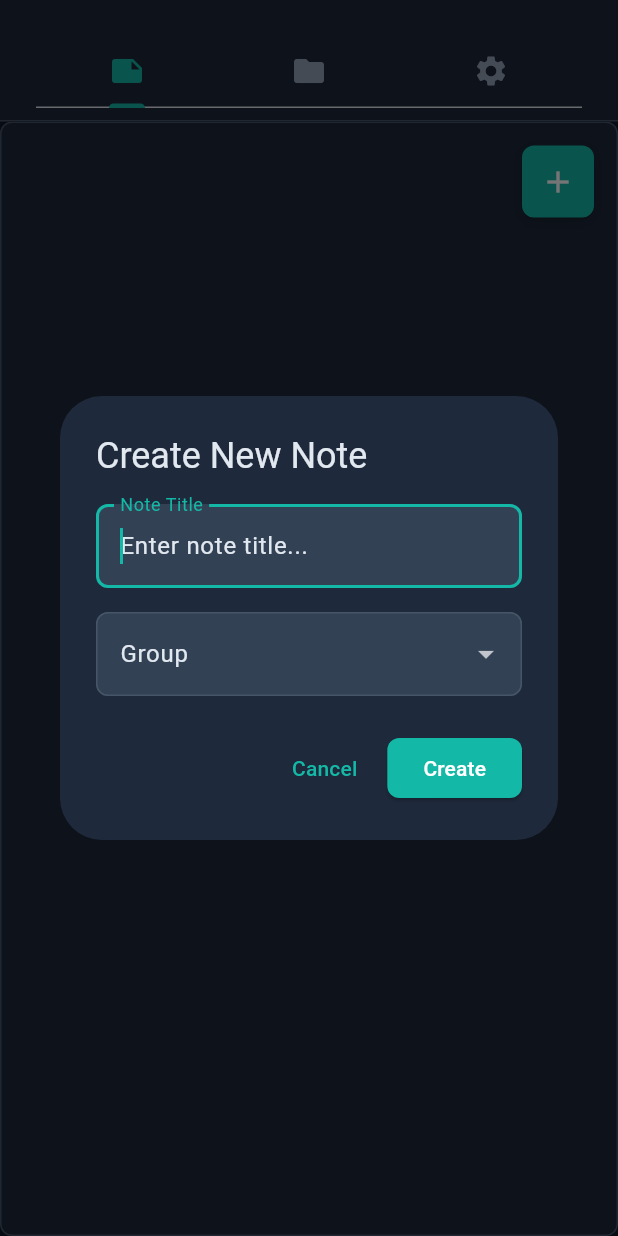
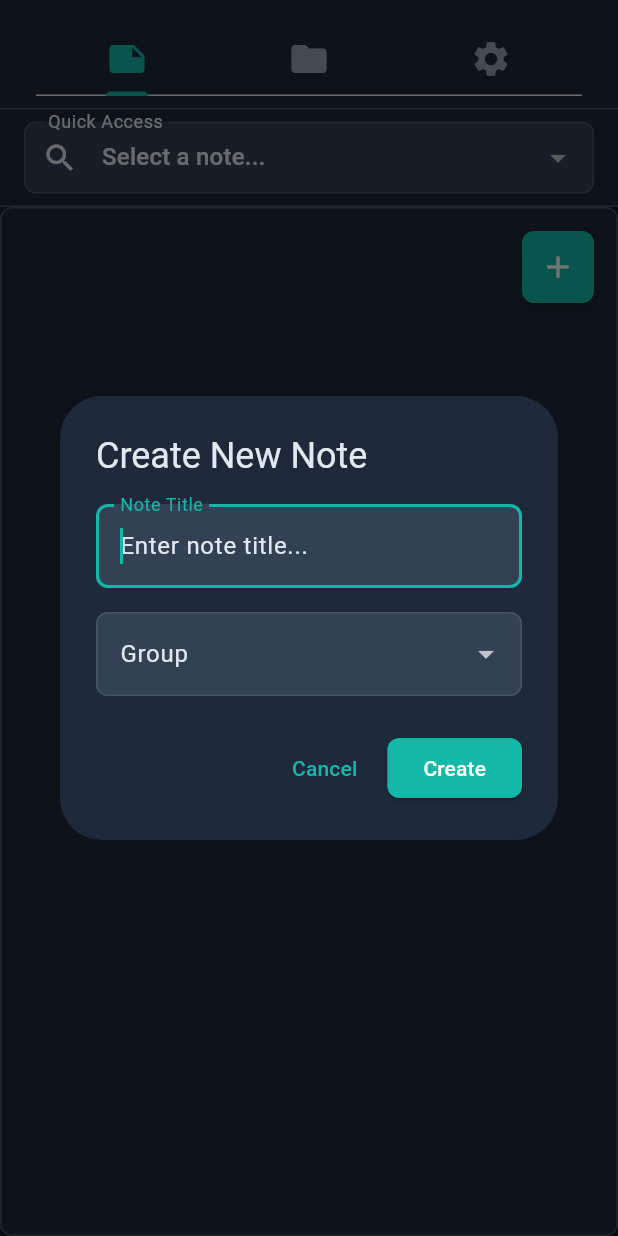
Before and after one commit to BenjaminViranin/northern-star, a Flutter app: the screen it shows after launch, after a tap on the "add" icon, on a phone screen of 412 x 824 dp. Run offline on Flutter 3.47's test engine with Material 3 defaults, Android fonts, the phone set to English and light mode, and no system bars; our stand-ins replace connectivity_plus, drift, equatable, file_picker, flutter_riverpod, rxdart and 2 more; missing offline and left inert: flutter_quill, sqlite3; accounts and stored records are empty; generated files the repository leaves out were written again.

Commit message:
Fix UI issues and add quick access dropdown
- Fix note creation delta error with valid Quill Delta format
- Make tab icons bigger (28px) and reduce header height further
- Fix groups page add button overlap with extra right padding
- Add notes quick access dropdown below header for easy note switching
- Remove window_manager dependency due to compatibility issues
- Improve overall user experience with better navigation

```diff
--- a/lib/main.dart
+++ b/lib/main.dart
@@ -1,7 +1,5 @@
 import 'package:flutter/material.dart';
 import 'package:flutter_riverpod/flutter_riverpod.dart';
-import 'dart:io';
-import 'package:window_manager/window_manager.dart';
 
 import 'core/theme/app_theme.dart';
 import 'core/config/supabase_config.dart';
@@ -9,25 +7,6 @@ import 'presentation/screens/home_screen.dart';
 
 void main() async {
   WidgetsFlutterBinding.ensureInitialized();
-
-  // Set window size for desktop platforms
-  if (Platform.isWindows || Platform.isLinux || Platform.isMacOS) {
-    await windowManager.ensureInitialized();
-
-    WindowOptions windowOptions = const WindowOptions(
-      size: Size(800, 800), // Square window
-      minimumSize: Size(600, 600),
-      center: true,
-      backgroundColor: Colors.transparent,
-      skipTaskbar: false,
-      titleBarStyle: TitleBarStyle.normal,
-    );
-
-    windowManager.waitUntilReadyToShow(windowOptions, () async {
-      await windowManager.show();
-      await windowManager.focus();
-    });
-  }
 
   // Initialize Supabase
   await SupabaseConfig.initialize();
--- a/lib/presentation/dialogs/create_note_dialog.dart
+++ b/lib/presentation/dialogs/create_note_dialog.dart
@@ -53,7 +53,8 @@ class _CreateNoteDialogState extends ConsumerState<CreateNoteDialog> {
                 decoration: const InputDecoration(
                   labelText: 'Group',
                 ),
-                items: groupList.map((group) => DropdownMenuItem<int>(
+                items: groupList
+                    .map((group) => DropdownMenuItem<int>(
                           value: group.id,
                           child: Row(
                             children: [
@@ -69,7 +70,8 @@ class _CreateNoteDialogState extends ConsumerState<CreateNoteDialog> {
                               Text(group.name),
                             ],
                           ),
-                )).toList(),
+                        ))
+                    .toList(),
                 onChanged: (value) {
                   setState(() {
                     _selectedGroupId = value;
@@ -130,7 +132,7 @@ class _CreateNoteDialogState extends ConsumerState<CreateNoteDialog> {
       final repository = ref.read(notesRepositoryProvider);
       final noteId = await repository.createNote(
         title: _titleController.text.trim(),
-        content: '[]', // Empty Quill Delta
+        content: '[{"insert":"\\n"}]', // Valid Quill Delta with newline
         groupId: _selectedGroupId!,
       );
 
--- a/lib/presentation/screens/home_screen.dart
+++ b/lib/presentation/screens/home_screen.dart
@@ -36,7 +36,7 @@ class _HomeScreenState extends ConsumerState<HomeScreen> with SingleTickerProvid
         children: [
           // Tab Bar
           Container(
-            padding: const EdgeInsets.fromLTRB(24, 24, 24, 8),
+            padding: const EdgeInsets.fromLTRB(24, 16, 24, 8),
             decoration: const BoxDecoration(
               color: AppTheme.surfaceDark,
               border: Border(
@@ -46,9 +46,9 @@ class _HomeScreenState extends ConsumerState<HomeScreen> with SingleTickerProvid
             child: TabBar(
               controller: _tabController,
               tabs: const [
-                Tab(icon: Icon(Icons.note)),
-                Tab(icon: Icon(Icons.folder)),
-                Tab(icon: Icon(Icons.settings)),
+                Tab(icon: Icon(Icons.note, size: 28)),
+                Tab(icon: Icon(Icons.folder, size: 28)),
+                Tab(icon: Icon(Icons.settings, size: 28)),
               ],
             ),
           ),
--- a/lib/presentation/widgets/groups_tab.dart
+++ b/lib/presentation/widgets/groups_tab.dart
@@ -17,11 +17,11 @@ class GroupsTab extends ConsumerWidget {
     return Stack(
       children: [
         Padding(
-          padding: const EdgeInsets.all(16),
+          padding: const EdgeInsets.fromLTRB(16, 16, 80, 16), // Extra right padding for button
           child: Column(
             crossAxisAlignment: CrossAxisAlignment.start,
             children: [
-              const SizedBox(height: 16), // Reduced space for floating button
+              const SizedBox(height: 8), // Minimal space for floating button
               Expanded(
                 child: groups.when(
                   data: (groupList) => GridView.builder(
--- a/lib/presentation/widgets/notes_tab.dart
+++ b/lib/presentation/widgets/notes_tab.dart
@@ -2,6 +2,7 @@ import 'package:flutter/material.dart';
 import 'package:flutter_riverpod/flutter_riverpod.dart';
 
 import '../../core/theme/app_theme.dart';
+import '../providers/database_provider.dart';
 import '../providers/editor_provider.dart';
 import '../widgets/rich_text_editor.dart';
 import '../dialogs/create_note_dialog.dart';
@@ -12,8 +13,54 @@ class NotesTab extends ConsumerWidget {
   @override
   Widget build(BuildContext context, WidgetRef ref) {
     final currentNoteId = ref.watch(currentNoteIdProvider);
+    final filteredNotes = ref.watch(filteredNotesProvider);
 
-    return Stack(
+    return Column(
+      children: [
+        // Quick Access Dropdown
+        Container(
+          padding: const EdgeInsets.symmetric(horizontal: 16, vertical: 8),
+          decoration: const BoxDecoration(
+            color: AppTheme.surfaceDark,
+            border: Border(
+              bottom: BorderSide(color: AppTheme.border),
+            ),
+          ),
+          child: filteredNotes.when(
+            data: (notes) => DropdownButtonFormField<int?>(
+              value: currentNoteId,
+              decoration: const InputDecoration(
+                labelText: 'Quick Access',
+                prefixIcon: Icon(Icons.search),
+                border: OutlineInputBorder(),
+                contentPadding: EdgeInsets.symmetric(horizontal: 12, vertical: 8),
+              ),
+              items: [
+                const DropdownMenuItem<int?>(
+                  value: null,
+                  child: Text('Select a note...'),
+                ),
+                ...notes.map((note) => DropdownMenuItem<int?>(
+                      value: note.id,
+                      child: Text(
+                        note.title,
+                        maxLines: 1,
+                        overflow: TextOverflow.ellipsis,
+                      ),
+                    )),
+              ],
+              onChanged: (value) {
+                ref.read(currentNoteIdProvider.notifier).state = value;
+              },
+            ),
+            loading: () => const LinearProgressIndicator(),
+            error: (error, stack) => Text('Error: $error'),
+          ),
+        ),
+
+        // Main Content
+        Expanded(
+          child: Stack(
             children: [
               // Main Editor
               RichTextEditor(noteId: currentNoteId),
@@ -43,6 +90,9 @@ class NotesTab extends ConsumerWidget {
                 ),
               ),
             ],
+          ),
+        ),
+      ],
     );
   }
 
--- a/pubspec.yaml
+++ b/pubspec.yaml
@@ -62,7 +62,6 @@ dependencies:
 
     # Debouncing
     rxdart: ^0.27.7
-    window_manager: ^0.5.1
 
 dev_dependencies:
     flutter_test:
```
Also changed, not shown: pubspec.lock, 2 other files. Lines whose indentation alone changed are shown as unchanged.
